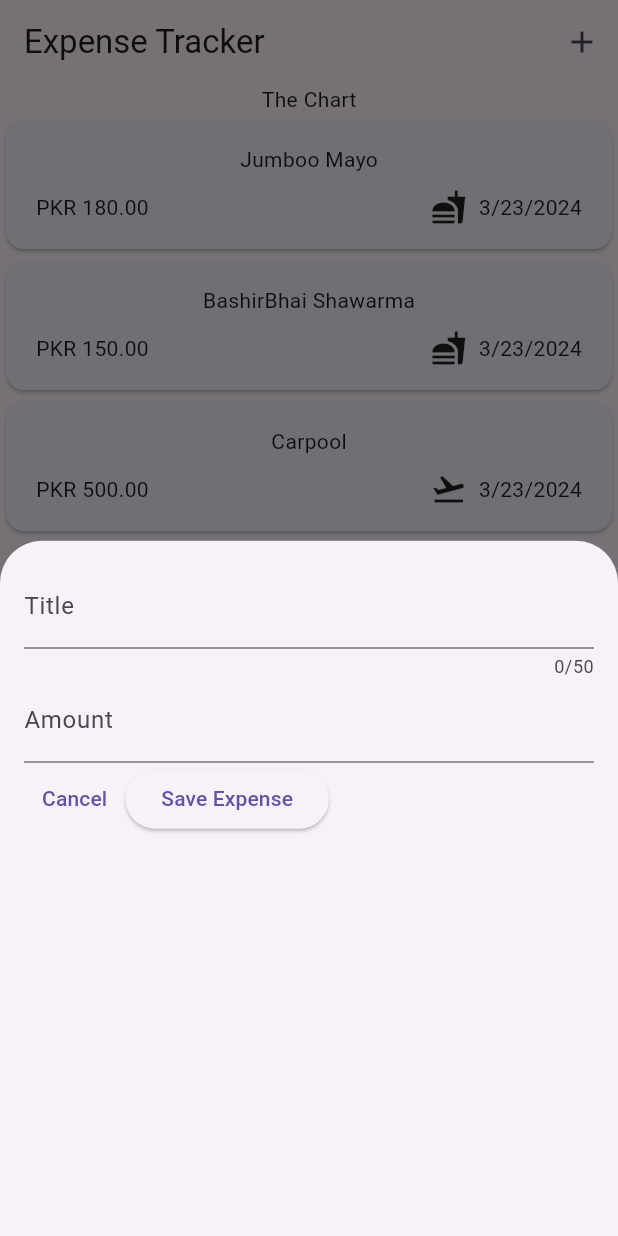
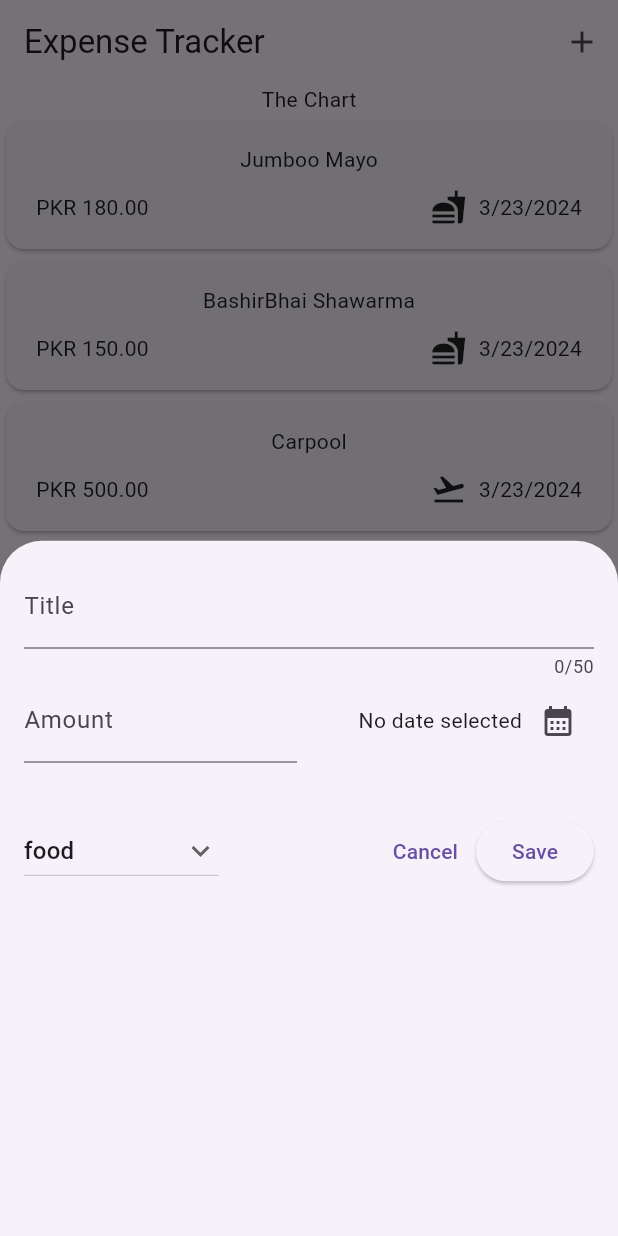
Before and after one commit to D1abol1cal/expense_tracker, a Flutter app: the screen it shows after launch, after a tap on the "add" icon, on a phone screen of 412 x 824 dp. Run offline on Flutter 3.47's test engine with Material 3 defaults, Android fonts, the phone set to English and light mode, and no system bars.

Commit message:
modal structure complete

```diff
--- a/lib/models/expense.dart
+++ b/lib/models/expense.dart
@@ -6,7 +6,7 @@ final formatter = DateFormat.yMd();
 const uuid = Uuid();
 
 enum Category {
-  foodAndGroceries,
+  food,
   transportation,
   housing,
   utilities,
@@ -15,16 +15,16 @@ enum Category {
   personal,
   entertainment,
   education,
-  debtPayments,
-  savingsAndInvestments,
+  debts,
+  investments,
   clothing,
-  giftsAndDonations,
+  donations,
   pets,
   miscellaneous,
 }
 
 const categoryIcons = {
-  Category.foodAndGroceries: Icon(Icons.fastfood),
+  Category.food: Icon(Icons.fastfood),
   Category.transportation: Icon(Icons.flight_takeoff),
   Category.housing: Icon(Icons.home),
   Category.utilities: Icon(Icons.lightbulb),
@@ -33,10 +33,10 @@ const categoryIcons = {
   Category.personal: Icon(Icons.person),
   Category.entertainment: Icon(Icons.movie),
   Category.education: Icon(Icons.school),
-  Category.debtPayments: Icon(Icons.money_off),
-  Category.savingsAndInvestments: Icon(Icons.account_balance),
+  Category.debts: Icon(Icons.money_off),
+  Category.investments: Icon(Icons.account_balance),
   Category.clothing: Icon(Icons.shopping_bag),
-  Category.giftsAndDonations: Icon(Icons.card_giftcard),
+  Category.donations: Icon(Icons.card_giftcard),
   Category.pets: Icon(Icons.pets),
   Category.miscellaneous: Icon(Icons.more_horiz),
 };
--- a/lib/widgets/expenses.dart
+++ b/lib/widgets/expenses.dart
@@ -15,13 +15,13 @@ class _ExpensesState extends State<Expenses> {
       title: 'Jumboo Mayo',
       amount: 180,
       date: DateTime.now(),
-      category: Category.foodAndGroceries,
+      category: Category.food,
     ),
     Expense(
       title: 'BashirBhai Shawarma',
       amount: 150,
       date: DateTime.now(),
-      category: Category.foodAndGroceries,
+      category: Category.food,
     ),
     Expense(
       title: 'Carpool',
--- a/lib/widgets/new_expense.dart
+++ b/lib/widgets/new_expense.dart
@@ -1,3 +1,4 @@
+import 'package:expense_tracker/models/expense.dart';
 import 'package:flutter/material.dart';
 import 'package:flutter/services.dart';
 
@@ -13,6 +14,22 @@ class NewExpense extends StatefulWidget {
 class _NewExpenseState extends State<NewExpense> {
   final _titleController = TextEditingController();
   final _amountController = TextEditingController();
+  DateTime? _selectedDate;
+  Category _selecetedCategory = Category.food;
+
+  void _presentDatePicker() async {
+    final now = DateTime.now();
+    final firstDate = DateTime(now.year - 1, now.month, now.day);
+    final pickedDate = await showDatePicker(
+      context: context,
+      initialDate: now,
+      firstDate: firstDate,
+      lastDate: now,
+    );
+    setState(() {
+      _selectedDate = pickedDate;
+    });
+  }
 
   @override
   void dispose() {
@@ -35,7 +52,10 @@ class _NewExpenseState extends State<NewExpense> {
               label: Text('Title'),
             ),
           ),
-          TextField(
+          Row(
+            children: [
+              Expanded(
+                child: TextField(
                   controller: _amountController,
                   keyboardType: TextInputType.number,
                   decoration: const InputDecoration(
@@ -43,10 +63,54 @@ class _NewExpenseState extends State<NewExpense> {
                     prefixText: '\$ ',
                   ),
                   inputFormatters: <TextInputFormatter>[
-              FilteringTextInputFormatter.allow(RegExp(r'^\d+\.?\d{0,2}')),
+                    FilteringTextInputFormatter.allow(RegExp(r'[0-9],[.]')),
                   ],
                 ),
+              ),
+              const SizedBox(width: 16),
+              Expanded(
+                child: Row(
+                  mainAxisAlignment: MainAxisAlignment.end,
+                  crossAxisAlignment: CrossAxisAlignment.center,
+                  children: [
+                    Text(
+                      _selectedDate == null
+                          ? 'No date selected'
+                          : formatter.format(_selectedDate!),
+                    ),
+                    IconButton(
+                      onPressed: _presentDatePicker,
+                      icon: const Icon(Icons.calendar_month),
+                    ),
+                  ],
+                ),
+              )
+            ],
+          ),
+          const SizedBox(height: 35),
           Row(
+            mainAxisAlignment: MainAxisAlignment.start,
+            children: [
+              DropdownButton(
+                  value: _selecetedCategory,
+                  icon: const Icon(Icons.keyboard_arrow_down_outlined),
+                  items: Category.values
+                      .map(
+                        (category) => DropdownMenuItem(
+                          value: category,
+                          child: Text(category.name),
+                        ),
+                      )
+                      .toList(),
+                  onChanged: (value) {
+                    if (value == null) return;
+                    setState(() {
+                      _selecetedCategory = value;
+                    });
+                  }),
+              const Spacer(),
+              Row(
+                mainAxisAlignment: MainAxisAlignment.end,
                 children: [
                   TextButton(
                     onPressed: () {
@@ -58,7 +122,9 @@ class _NewExpenseState extends State<NewExpense> {
                       onPressed: () {
                         print(_titleController.text + _amountController.text);
                       },
-                  child: const Text('Save Expense'))
+                      child: const Text('Save')),
+                ],
+              )
             ],
           )
         ],
```
Lines whose indentation alone changed are shown as unchanged.
